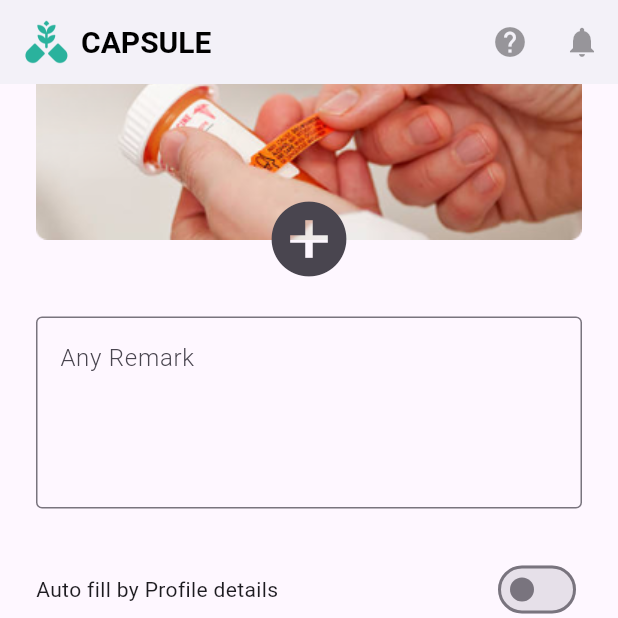
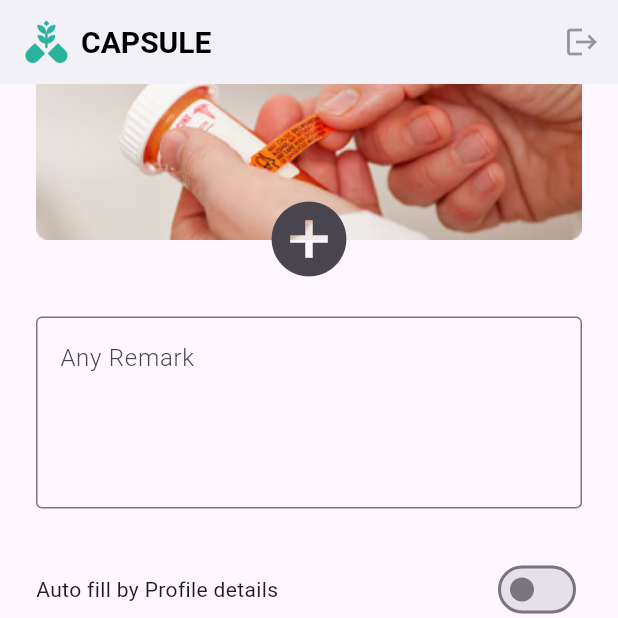
Before and after one commit to johndanu/UV-Capsule, a Flutter app: the UploadPrescription screen opened directly, scrolled down 221 dp, on a phone screen of 412 x 824 dp, the top half of it. Run offline on Flutter 3.47's test engine with Material 3 defaults, Android fonts, the phone set to English and light mode, and no system bars; our stand-ins replace another_flushbar, image_picker, intl_phone_field, shared_preferences; missing offline and left inert: autocomplete_textfield, dart:ffi; accounts and stored records are empty; network calls fail.

Commit message:
bug fixes

```diff
--- a/lib/Screens/uploadPrescription.dart
+++ b/lib/Screens/uploadPrescription.dart
@@ -32,7 +32,7 @@ class _UploadPrescriptionState extends State<UploadPrescription> {
 
       if (pickedImages != null) {
         setState(() {
-          images = pickedImages;
+          images = [...images, ...pickedImages];
         });
       }
     } catch (e) {
@@ -129,14 +129,14 @@ class _UploadPrescriptionState extends State<UploadPrescription> {
                                 );
                               },
                             ),
-                      Padding(
-                        padding: EdgeInsets.fromLTRB(10, 10, 0, 0),
-                        child: Text(
-                          "Upload your prescription /\n Image",
-                          style: TextStyle(
-                              fontSize: 20, fontWeight: FontWeight.w600),
-                        ),
-                      ),
+                      // Padding(
+                      //   padding: EdgeInsets.fromLTRB(10, 10, 0, 0),
+                      //   child: Text(
+                      //     "Upload your prescription",
+                      //     style: TextStyle(
+                      //         fontSize: 20, fontWeight: FontWeight.w600),
+                      //   ),
+                      // ),
                       Center(
                         child: Padding(
                           padding: EdgeInsets.only(top: 160),
--- a/lib/widgets/appbar.dart
+++ b/lib/widgets/appbar.dart
@@ -34,16 +34,16 @@ class MyAppBar extends StatelessWidget implements PreferredSizeWidget {
         ],
       ),
       actions: [
+        // IconButton(
+        //   icon: Icon(
+        //     Icons.help,
+        //     color: Colors.black38,
+        //   ),
+        //   onPressed: () {},
+        // ),
         IconButton(
           icon: Icon(
-            Icons.help,
-            color: Colors.black38,
-          ),
-          onPressed: () {},
-        ),
-        IconButton(
-          icon: Icon(
-            Icons.notifications,
+            Icons.logout,
             color: Colors.black38,
           ),
           onPressed: () {
```
Also changed, not shown: lib/Screens/HomeScreen/myOrders.dart (+30 -17 lines), lib/Screens/orderPlaced.dart (+19 -9 lines).
